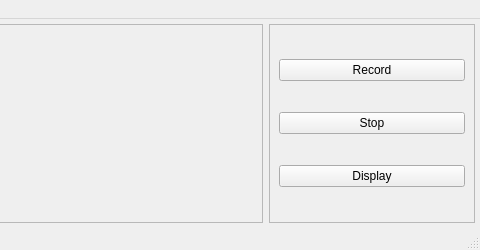
First picture: the form in UI/mainWindow.ui, repository nathanielnyema/rataGUI, before the edit; both pictures show x 365 to 845 and y 0 to 250 of the 845 by 250 pixel window.
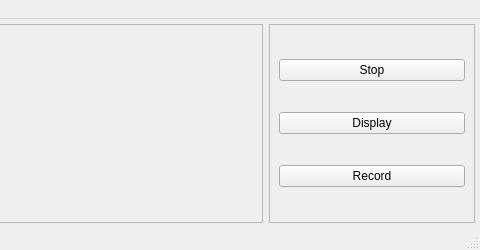
Second picture: the form after the edit.

Diff of the .ui file:
```diff
--- a/UI/mainWindow.ui
+++ b/UI/mainWindow.ui
@@ -92,13 +92,6 @@
          <enum>QFrame::Raised</enum>
         </property>
         <layout class="QVBoxLayout" name="verticalLayout">
-         <item>
-          <widget class="QPushButton" name="recordButton">
-           <property name="text">
-            <string>Record</string>
-           </property>
-          </widget>
-         </item>
          <item>
           <widget class="QPushButton" name="stopButton">
            <property name="enabled">
@@ -140,6 +133,13 @@
            </property>
           </widget>
          </item>
+         <item>
+          <widget class="QPushButton" name="recordButton">
+           <property name="text">
+            <string>Record</string>
+           </property>
+          </widget>
+         </item>
         </layout>
        </widget>
       </item>
```
Left out of the diff: 13 changed lines with no effect on the pictures.
